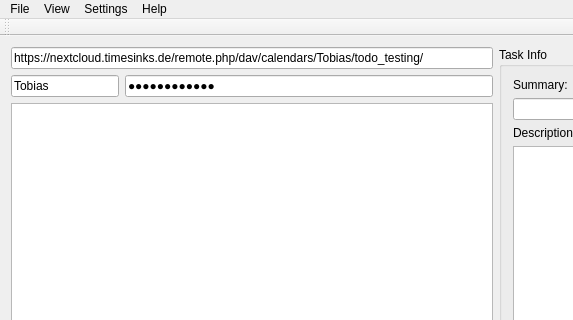
Above: mainwindow.ui from Tercus/ToDo before the change; both pictures show x 0 to 573 and y 0 to 320 of the 992 by 715 pixel window. Below: the same form after it.
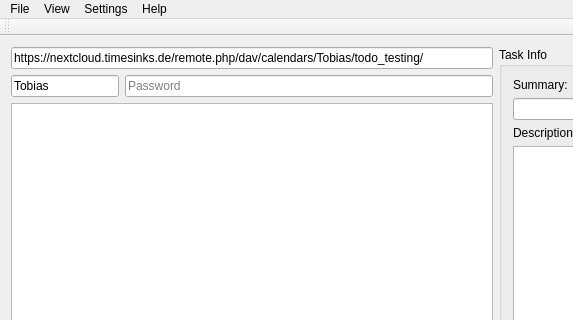
That is the form after the change.

Patch:
```diff
--- a/mainwindow.ui
+++ b/mainwindow.ui
@@ -44,7 +44,7 @@
           <item row="1" column="1">
            <widget class="QLineEdit" name="lineEdit_password">
             <property name="text">
-             <string>Talib-chan12</string>
+             <string/>
             </property>
             <property name="echoMode">
              <enum>QLineEdit::Password</enum>
```
